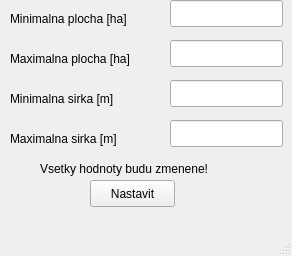
The window that Database/ranges.ui (kasparj/Optimal-Q-GIS) describes before a commit, drawn with Qt 5.
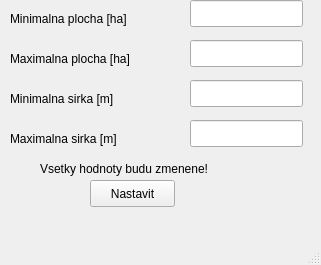
The same window after the commit.

The edit to the form file:
```diff
--- a/Database/ranges.ui
+++ b/Database/ranges.ui
@@ -6,8 +6,8 @@
    <rect>
     <x>0</x>
     <y>0</y>
-    <width>292</width>
-    <height>256</height>
+    <width>321</width>
+    <height>265</height>
    </rect>
   </property>
   <property name="windowTitle">
@@ -19,7 +19,7 @@
      <rect>
       <x>10</x>
       <y>10</y>
-      <width>141</width>
+      <width>161</width>
       <height>17</height>
      </rect>
     </property>
@@ -30,7 +30,7 @@
    <widget class="QLineEdit" name="min_area">
     <property name="geometry">
      <rect>
-      <x>170</x>
+      <x>190</x>
       <y>0</y>
       <width>113</width>
       <height>27</height>
@@ -53,7 +53,7 @@
    <widget class="QLineEdit" name="min_len">
     <property name="geometry">
      <rect>
-      <x>170</x>
+      <x>190</x>
       <y>80</y>
       <width>113</width>
       <height>27</height>
@@ -102,7 +102,7 @@
    <widget class="QLineEdit" name="max_len">
     <property name="geometry">
      <rect>
-      <x>170</x>
+      <x>190</x>
       <y>120</y>
       <width>113</width>
       <height>27</height>
@@ -114,7 +114,7 @@
      <rect>
       <x>10</x>
       <y>50</y>
-      <width>141</width>
+      <width>161</width>
       <height>17</height>
      </rect>
     </property>
@@ -125,7 +125,7 @@
    <widget class="QLineEdit" name="max_area">
     <property name="geometry">
      <rect>
-      <x>170</x>
+      <x>190</x>
       <y>40</y>
       <width>113</width>
       <height>27</height>
```
Left out of the diff: 4 changed lines with no effect on the pictures.
